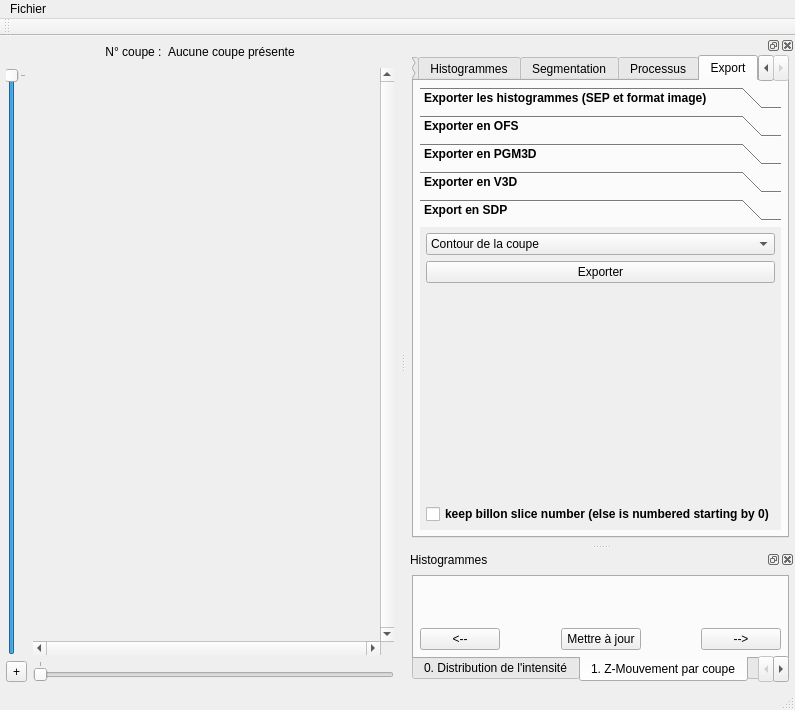
Qt form ui/mainwindow.ui (akrah/TKDetection) before a commit.
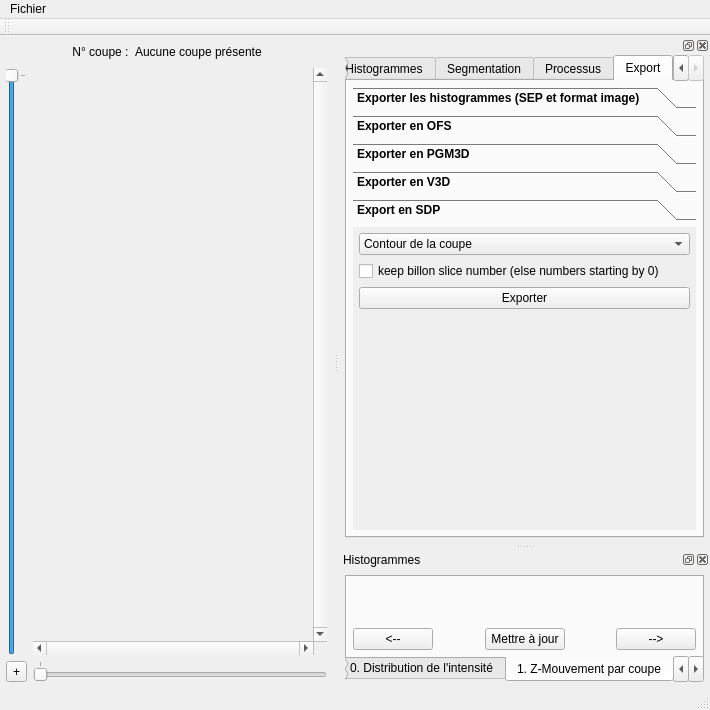
The same form after that commit. The open tabs and pages were chosen to show the change. Custom widgets are drawn as their Qt base class.

Commit message: - Modification de le lecture Dicom : plus besoin du dictionnaire de tags - Mise à jour de procédures d'installation (options de coimpilation + maj des versions des dépendances) - Modification mineure de l'UI pour harmonisation

Diff of the .ui file:
```diff
--- a/ui/mainwindow.ui
+++ b/ui/mainwindow.ui
@@ -6,7 +6,7 @@
    <rect>
     <x>0</x>
     <y>0</y>
-    <width>795</width>
+    <width>710</width>
     <height>710</height>
    </rect>
   </property>
@@ -150,8 +150,8 @@
     <rect>
      <x>0</x>
      <y>0</y>
-     <width>795</width>
-     <height>22</height>
+     <width>710</width>
+     <height>25</height>
     </rect>
    </property>
    <widget class="QMenu" name="menuFichier">
@@ -3044,8 +3044,8 @@
              <rect>
               <x>0</x>
               <y>0</y>
-              <width>457</width>
-              <height>206</height>
+              <width>443</width>
+              <height>209</height>
              </rect>
             </property>
             <attribute name="label">
@@ -3087,6 +3087,19 @@
                </item>
               </widget>
              </item>
+             <item>
+              <widget class="QCheckBox" name="_checkBoxKeepBillonSliceNumber">
+               <property name="font">
+                <font>
+                 <weight>50</weight>
+                 <bold>false</bold>
+                </font>
+               </property>
+               <property name="text">
+                <string>keep billon slice number (else numbers starting by 0)</string>
+               </property>
+              </widget>
+             </item>
              <item>
               <widget class="QPushButton" name="_buttonExportToSDP">
                <property name="font">
@@ -3113,13 +3126,6 @@
                </property>
               </spacer>
              </item>
-             <item>
-              <widget class="QCheckBox" name="_checkBoxKeepBillonSliceNumber">
-               <property name="text">
-                <string>keep billon slice number (else is numbered starting by 0)</string>
-               </property>
-              </widget>
-             </item>
             </layout>
            </widget>
           </widget>
@@ -3391,11 +3397,6 @@
  </widget>
  <layoutdefault spacing="6" margin="6"/>
  <customwidgets>
-  <customwidget>
-   <class>QxtSpanSlider</class>
-   <extends>QSlider</extends>
-   <header>QxtSpanSlider</header>
-  </customwidget>
   <customwidget>
    <class>QwtPlot</class>
    <extends>QFrame</extends>
@@ -3408,6 +3409,11 @@
    <header>qwt_polar_plot.h</header>
    <container>1</container>
   </customwidget>
+  <customwidget>
+   <class>QxtSpanSlider</class>
+   <extends>QSlider</extends>
+   <header>QxtSpanSlider</header>
+  </customwidget>
  </customwidgets>
  <tabstops>
   <tabstop>_comboViewType</tabstop>
```
Left out of the diff: 62 changed lines with no effect on the pictures. The commit also changes 4 other files.
